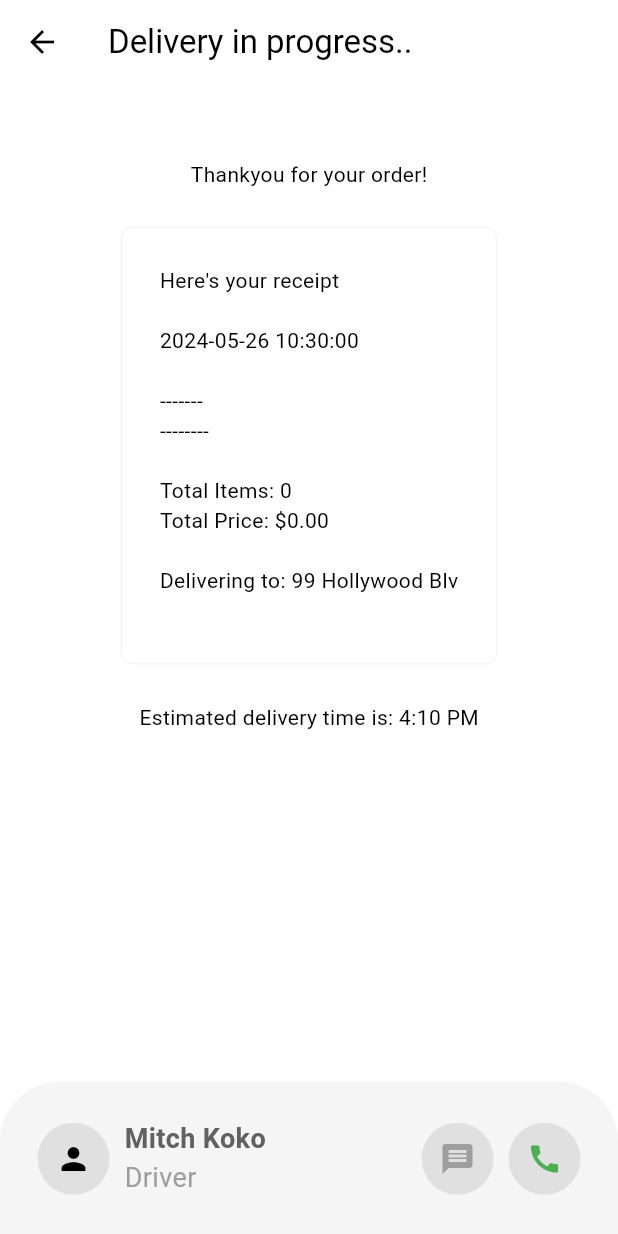
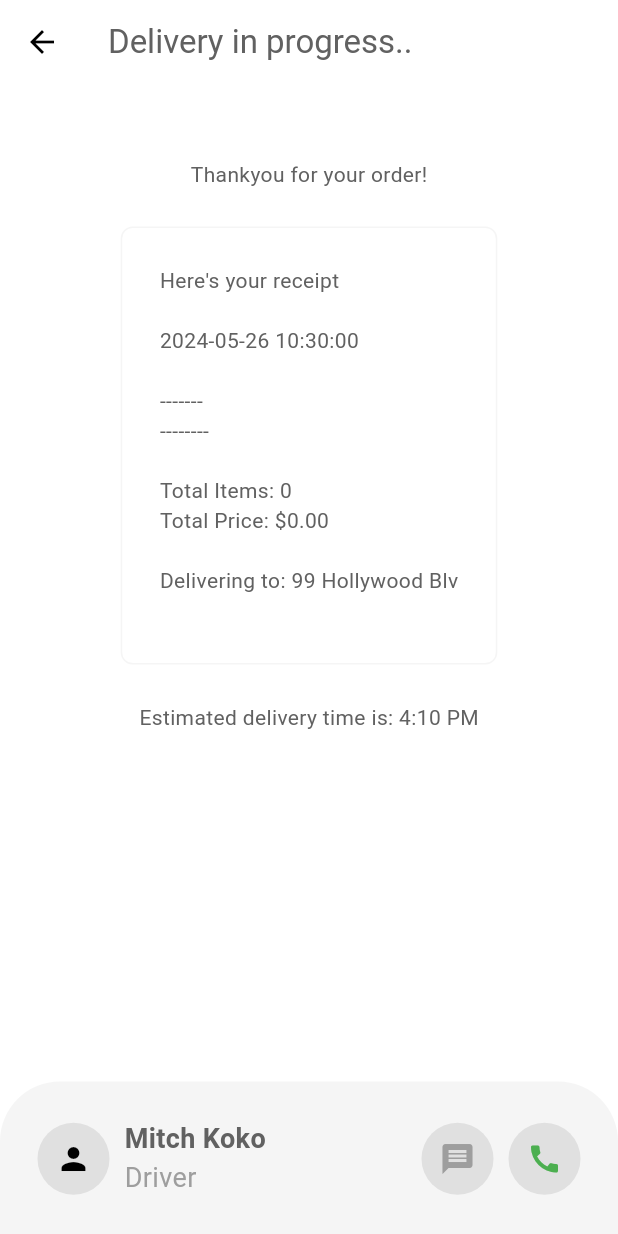
Before and after one commit to c-o-d-e-y-o-d-a/flutter-delivery-app, a Flutter app: the DeliveryProgressPage screen opened directly, on a phone screen of 412 x 824 dp. Run offline on Flutter 3.47's test engine with Material 3 defaults, Android fonts, the phone set to English and light mode, and no system bars; our stand-ins replace cloud_firestore, firebase_auth, firebase_core, flutter_credit_card; accounts and stored records are empty.

Commit message:
fixed color problems in dark mode

```diff
--- a/delv/lib/components/my_food_tile.dart
+++ b/delv/lib/components/my_food_tile.dart
@@ -27,9 +27,10 @@ class FoodTile extends StatelessWidget {
                     children: [
                       Text(
                         food.name,
-                        style: const TextStyle(
+                        style:  TextStyle(
                           fontSize: 16,
                           fontWeight: FontWeight.bold,
+                          color:  Theme.of(context).colorScheme.primary,
                         ),
                         overflow: TextOverflow.ellipsis, // Handle overflow
                         maxLines: 1,
--- a/delv/lib/components/my_quantity_selector.dart
+++ b/delv/lib/components/my_quantity_selector.dart
@@ -47,6 +47,8 @@ class QuantitySelector extends StatelessWidget {
               child: Center(
                 child: Text(
                   quantity.toString(),
+                  style: TextStyle(color:  Theme.of(context).colorScheme.primary,
+                  ),
                   )),
             )
 
--- a/delv/lib/components/my_receipt.dart
+++ b/delv/lib/components/my_receipt.dart
@@ -14,7 +14,10 @@ class MyReciept extends StatelessWidget {
           mainAxisAlignment: MainAxisAlignment.center,
 
           children: [
-          Text("Thankyou for your order!"),
+          Text("Thankyou for your order!",
+                style: TextStyle(
+                  color: Theme.of(context).colorScheme.inversePrimary,
+                )),
           const SizedBox(height: 25),
           Container(
             decoration : BoxDecoration(
@@ -22,11 +25,18 @@ class MyReciept extends StatelessWidget {
               borderRadius: BorderRadius.circular(8),
             ),
             padding: const EdgeInsets.all(25),
-            child: Consumer<Restraunt>(builder: (context,restraunt,child) => Text(restraunt.displayCartReceipt()),
+            child: Consumer<Restraunt>(builder: (context,restraunt,child) =>
+             Text(restraunt.displayCartReceipt(),
+                        style: TextStyle(
+                          color: Theme.of(context).colorScheme.inversePrimary,
+                        )),
             ),
           ),
-          const SizedBox(height: 25),
-          const Text("Estimated delivery time is: 4:10 PM"),
+           const SizedBox(height: 25),
+           Text("Estimated delivery time is: 4:10 PM",
+                style: TextStyle(
+                  color: Theme.of(context).colorScheme.inversePrimary,
+                )),
 
         ],
         ),
--- a/delv/lib/pages/delivery_progress_page.dart
+++ b/delv/lib/pages/delivery_progress_page.dart
@@ -28,7 +28,10 @@ class _DeliveryProgressPageState extends State<DeliveryProgressPage> {
     return Scaffold(
 
       appBar: AppBar(
-        title: Text("Delivery in progress.."),
+        title: Text("Delivery in progress..",
+        style: TextStyle(
+                color: Theme.of(context).colorScheme.inversePrimary,
+              )),
         backgroundColor: Colors.transparent,
       ),
 
@@ -56,7 +59,8 @@ class _DeliveryProgressPageState extends State<DeliveryProgressPage> {
 
       padding: const EdgeInsets.all(25),
 
-      child: Row(children: [
+      child: Row(
+        children: [
         Container(
           decoration: BoxDecoration(
             color: Theme.of(context).colorScheme.background,
--- a/delv/lib/themes/dark_mode.dart
+++ b/delv/lib/themes/dark_mode.dart
@@ -9,5 +9,5 @@ ThemeData darkMode = ThemeData(
     inversePrimary: Colors.grey.shade300,
 
 
-  ),
+  )
 );
```
Also changed, not shown: delv/lib/pages/cart_page.dart (+6 -1 lines), delv/lib/pages/payment_page.dart (+39 -11 lines).
